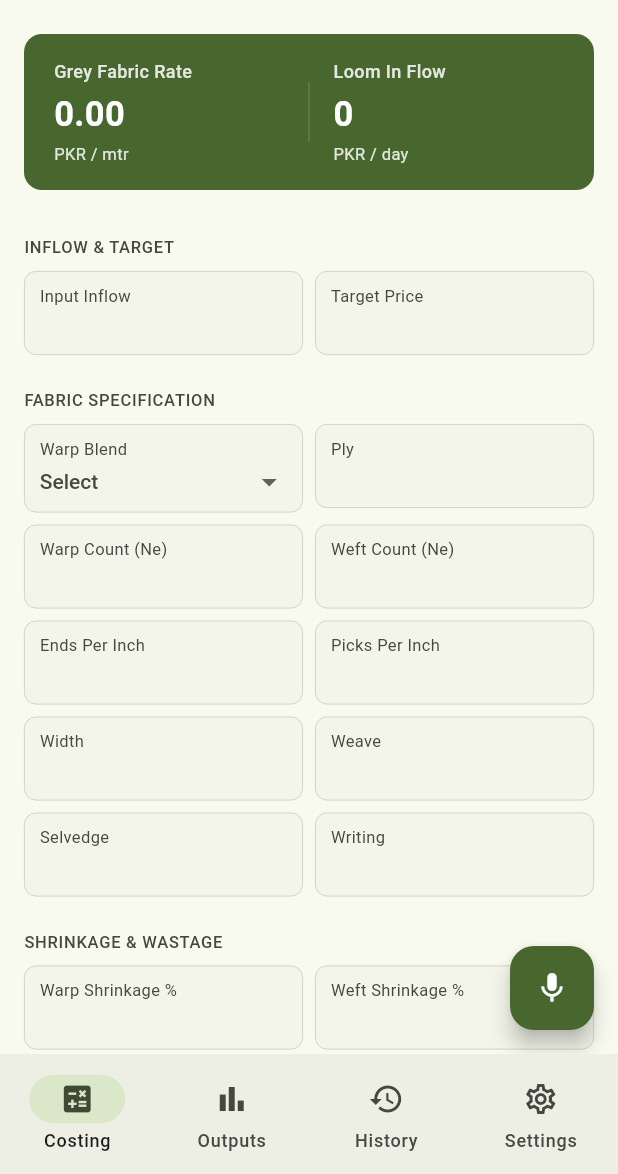
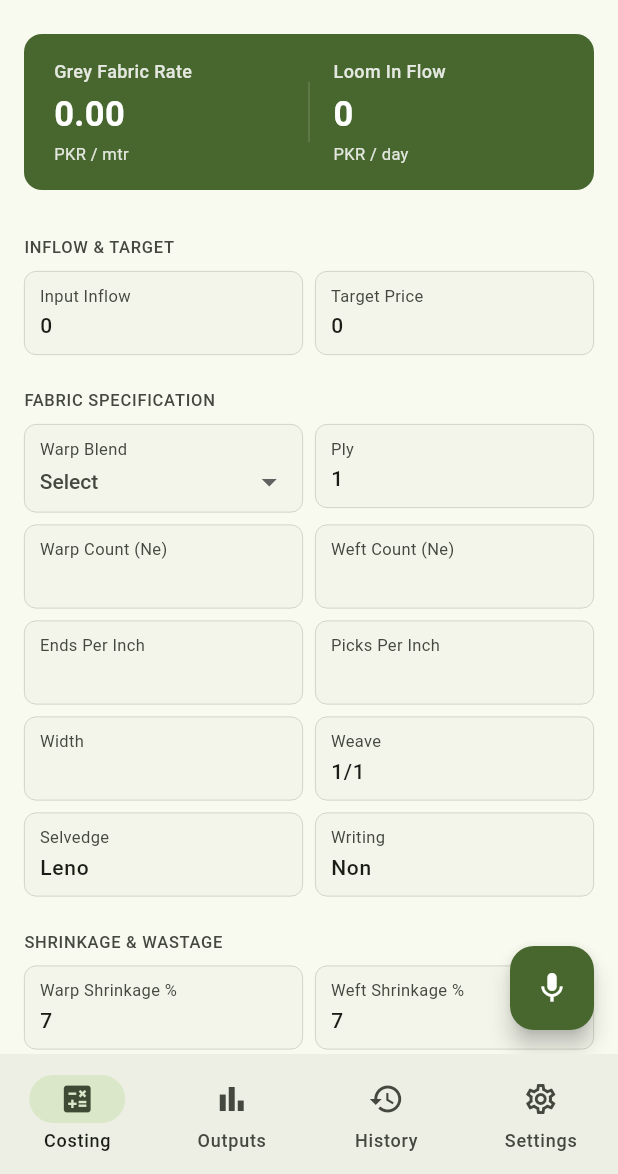
Before and after one commit to rabia-syed-103/Weaving_Calculator, a Flutter app: the screen it shows after launch, on a phone screen of 412 x 824 dp, the part 62-1236 px from its top. Run offline on Flutter 3.47's test engine with Material 3 defaults, Android fonts, the phone set to English and light mode, and no system bars; our stand-ins replace hive, hive_flutter, pdf, share_plus, speech_to_text; missing offline and left inert: excel; accounts and stored records are empty.

Commit message:
Made some Values default in Input Screen

```diff
--- a/lib/screens/input_screen.dart
+++ b/lib/screens/input_screen.dart
@@ -125,36 +125,36 @@ class _InputScreenState extends State<InputScreen> {
   final _formKey = GlobalKey<FormState>();
 
   final Map<String, TextEditingController> _controllers = {
-    'ply': TextEditingController(),
+    'ply': TextEditingController(text: '1'),
     'warpCount': TextEditingController(),
     'weftCount': TextEditingController(),
     'endsPerInch': TextEditingController(),
     'picksPerInch': TextEditingController(),
     'width': TextEditingController(),
-    'weave': TextEditingController(),
-    'selvedge': TextEditingController(),
-    'writing': TextEditingController(),
-    'warpShrinkagePct': TextEditingController(),
-    'weftShrinkagePct': TextEditingController(),
-    'warpWastagePct': TextEditingController(),
-    'weftWastagePct': TextEditingController(),
+    'weave': TextEditingController(text: '1/1'),
+    'selvedge': TextEditingController(text: 'Leno'),
+    'writing': TextEditingController(text: 'Non'),
+    'warpShrinkagePct': TextEditingController(text: '7'),
+    'weftShrinkagePct': TextEditingController(text: '7'),
+    'warpWastagePct': TextEditingController(text: '3'),
+    'weftWastagePct': TextEditingController(text: '3'),
     'warpYarnRate': TextEditingController(),
     'weftYarnRate': TextEditingController(),
     'sizingCostPerKg': TextEditingController(), // auto-filled via lookup, but editable — see _maybeUpdateSizingCost()
-    'commissionPct': TextEditingController(),
+    'commissionPct': TextEditingController(text: '1'),
     'inputPerPick': TextEditingController(),
     'packingCost': TextEditingController(text: '0'),
     'freightCost': TextEditingController(text: '0'),
-    'offGradePct': TextEditingController(),
-    'offGradeRecovery': TextEditingController(),
-    'loomRpm': TextEditingController(),
-    'loomEfficiencyPct': TextEditingController(),
-    'pickInsertion': TextEditingController(),
-    'widthsPerLoom': TextEditingController(),
-    'numberOfLooms': TextEditingController(),
-    'totalOrder': TextEditingController(),
-    'inputInflow': TextEditingController(),
-    'targetPrice': TextEditingController(),
+    'offGradePct': TextEditingController(text: '1'),
+    'offGradeRecovery': TextEditingController(text: '50'),
+    'loomRpm': TextEditingController(text: '750'),
+    'loomEfficiencyPct': TextEditingController(text: '90'),
+    'pickInsertion': TextEditingController(text: '1'),
+    'widthsPerLoom': TextEditingController(text: '1'),
+    'numberOfLooms': TextEditingController(text: '5'),
+    'totalOrder': TextEditingController(text: '50000'),
+    'inputInflow': TextEditingController(text: '0'),
+    'targetPrice': TextEditingController(text: '0'),
   };
 
   String? _warpBlend;
@@ -440,7 +440,7 @@ class _InputScreenState extends State<InputScreen> {
         'warpYarnRate', 'weftYarnRate', 'commissionPct', 'inputPerPick',
         'packingCost', 'freightCost', 'offGradePct',
         'offGradeRecovery', 'loomRpm', 'loomEfficiencyPct', 'pickInsertion',
-        'widthsPerLoom', 'numberOfLooms', 'totalOrder', 'inputInflow', 'targetPrice',
+        'widthsPerLoom', 'numberOfLooms', 'totalOrder'
       ];
       final missing = requiredNumericKeys.where((k) => values[k] == null).toList();
       if (warpBlend.isEmpty || weave.isEmpty || missing.isNotEmpty) {
@@ -524,8 +524,8 @@ class _InputScreenState extends State<InputScreen> {
         widthsPerLoom: values['widthsPerLoom']!,
         numberOfLooms: values['numberOfLooms']!,
         totalOrder: values['totalOrder']!,
-        inputInflow: values['inputInflow']!,
-        targetPrice: values['targetPrice']!,
+        inputInflow: values['inputInflow'] ?? 0,
+        targetPrice: values['targetPrice'] ?? 0,
         packingCost: values['packingCost']!,
         freightCost: values['freightCost']!,
         inputPerPick: inputPerPickValue,
--- a/lib/widgets/input_field_card.dart
+++ b/lib/widgets/input_field_card.dart
@@ -84,9 +84,17 @@ class InputFieldCard extends StatelessWidget {
             controller: controller,
             focusNode: focusNode,
             readOnly: readOnly,
+
+            textInputAction: TextInputAction.next,
+
+            onFieldSubmitted: (_) {
+              FocusScope.of(context).nextFocus();
+            },
+
             keyboardType: type == FieldType.number
                 ? const TextInputType.numberWithOptions(decimal: true)
                 : TextInputType.text,
+
             style: TextStyle(
               fontSize: 14,
               fontWeight: FontWeight.w500,
@@ -94,12 +102,16 @@ class InputFieldCard extends StatelessWidget {
                   ? colorScheme.onSurfaceVariant
                   : colorScheme.onSurface,
             ),
+
             decoration: const InputDecoration(
               border: InputBorder.none,
               isDense: true,
               contentPadding: EdgeInsets.zero,
             ),
-            validator: validator ?? (type == FieldType.number ? _defaultNumberValidator : null),
+
+            validator: validator ??
+                (type == FieldType.number ? _defaultNumberValidator : null),
+
             onChanged: onChanged,
           ),
         ],
```
